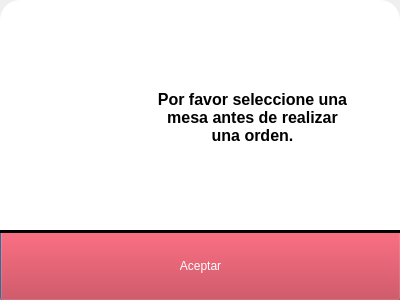
First picture: the form in Restaurante/Mesero/mensaje.ui, repository camvaz/restaurante-ihc, before the edit.
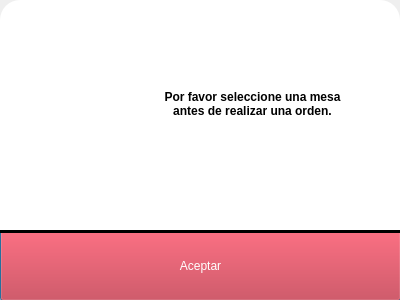
Second picture: the form after the edit.

Diff of the .ui file:
```diff
--- a/Restaurante/Mesero/mensaje.ui
+++ b/Restaurante/Mesero/mensaje.ui
@@ -214,7 +214,7 @@
 &lt;html&gt;&lt;head&gt;&lt;meta name=&quot;qrichtext&quot; content=&quot;1&quot; /&gt;&lt;style type=&quot;text/css&quot;&gt;
 p, li { white-space: pre-wrap; }
 &lt;/style&gt;&lt;/head&gt;&lt;body style=&quot; font-family:'MS Shell Dlg 2'; font-size:11pt; font-weight:400; font-style:normal;&quot;&gt;
-&lt;p align=&quot;center&quot; style=&quot; margin-top:0px; margin-bottom:0px; margin-left:0px; margin-right:0px; -qt-block-indent:0; text-indent:0px;&quot;&gt;&lt;span style=&quot; font-size:12pt; font-weight:600;&quot;&gt;Por favor seleccione una mesa antes de realizar una orden.&lt;/span&gt;&lt;/p&gt;&lt;/body&gt;&lt;/html&gt;</string>
+&lt;p align=&quot;center&quot; style=&quot; margin-top:0px; margin-bottom:0px; margin-left:0px; margin-right:0px; -qt-block-indent:0; text-indent:0px;&quot;&gt;&lt;span style=&quot; font-size:9pt; font-weight:600;&quot;&gt;Por favor seleccione una mesa antes de realizar una orden.&lt;/span&gt;&lt;/p&gt;&lt;/body&gt;&lt;/html&gt;</string>
          </property>
         </widget>
        </item>
```
